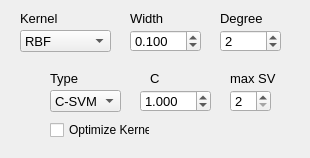
b4silio/MLDemos, file _AlgorithmsPlugins/KernelMethods/paramsSVM.ui: the form before one commit.
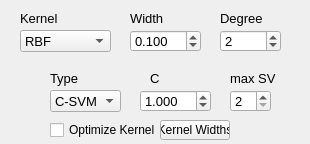
The form after the commit.

Commit message: ADDED: button to clear data but not model ADDED: moving all samples from one single class FIXED: crash when choosing input dimensions for classification

Diff of the .ui file:
```diff
--- a/_AlgorithmsPlugins/KernelMethods/paramsSVM.ui
+++ b/_AlgorithmsPlugins/KernelMethods/paramsSVM.ui
@@ -7,7 +7,7 @@
     <x>0</x>
     <y>0</y>
     <width>310</width>
-    <height>158</height>
+    <height>144</height>
    </rect>
   </property>
   <property name="windowTitle">
@@ -331,7 +331,7 @@
     <rect>
      <x>50</x>
      <y>120</y>
-     <width>100</width>
+     <width>110</width>
      <height>20</height>
     </rect>
    </property>
@@ -344,6 +344,24 @@
     <string>Optimize Kernel</string>
    </property>
   </widget>
+  <widget class="QPushButton" name="kernelButton">
+   <property name="geometry">
+    <rect>
+     <x>160</x>
+     <y>120</y>
+     <width>70</width>
+     <height>20</height>
+    </rect>
+   </property>
+   <property name="font">
+    <font>
+     <pointsize>9</pointsize>
+    </font>
+   </property>
+   <property name="text">
+    <string>Kernel Widths</string>
+   </property>
+  </widget>
  </widget>
  <resources/>
  <connections/>
```
The commit also changes 21 other files.
